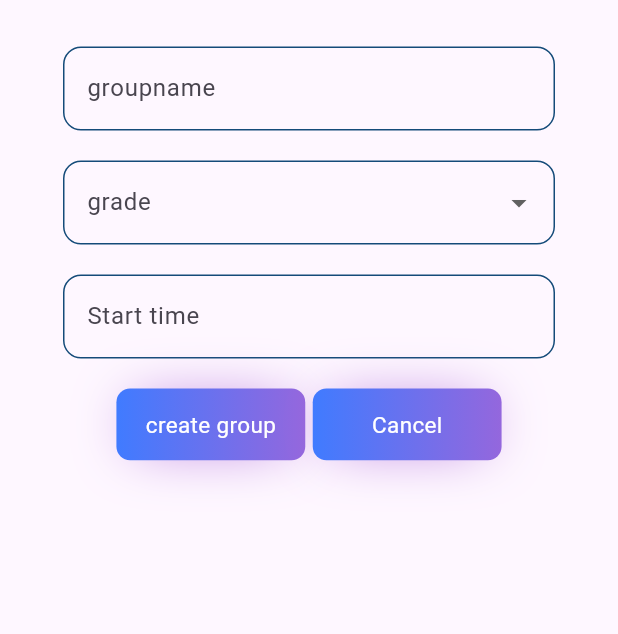
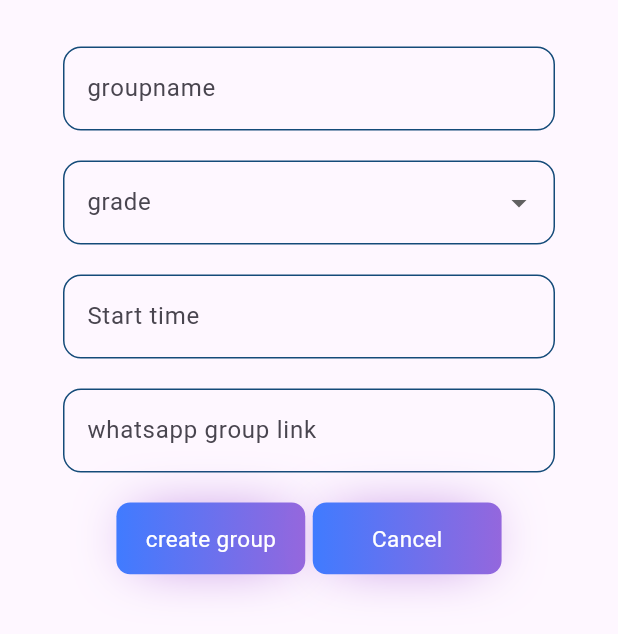
Before and after one commit to Abdallahmusa310/dailymath, a Flutter app: the AddGroupForm widget shown alone on an empty page, opened directly with empty values, on a phone screen of 412 x 824 dp. Shown: the top 634 px of the screen. Run offline on Flutter 3.47's test engine with Material 3 defaults, Android fonts, the phone set to English and light mode, and no system bars; our stand-ins replace animated_splash_screen, bloc, curved_navigation_bar, flutter_bloc, flutter_screenutil, flutter_slidable and 4 more; accounts and stored records are empty.

Commit message:
"Fixed some issues related to Android development" "Corrected some errors in the Group Model"

```diff
--- a/lib/models/group_model.dart
+++ b/lib/models/group_model.dart
@@ -25,15 +25,18 @@ class GroupModel extends HiveObject {
   int? id;
 
   // Add this field to store the auto-generated group ID.
+  @HiveField(7)
+  String? grouplink;
 
-  GroupModel({
-    this.groupname,
+  GroupModel(
+      {this.groupname,
       this.groupgrade,
       this.grouptime,
       this.studentname,
       this.parentphone,
       this.day,
       this.id,
+      this.grouplink
       // Include the groupid in the constructor.
       });
 }
--- a/lib/screens/groups_screen/widgets/add_group_form.dart
+++ b/lib/screens/groups_screen/widgets/add_group_form.dart
@@ -16,7 +16,7 @@ class AddGroupForm extends StatefulWidget {
 class _AddGroupFormState extends State<AddGroupForm> {
   AutovalidateMode autovalidateMode = AutovalidateMode.disabled;
   final GlobalKey<FormState> formKey = GlobalKey();
-  String? name, grade, time;
+  String? name, grade, time, grouplink;
   @override
   Widget build(BuildContext context) {
     return BlocBuilder<GroupCubit, GroupState>(
@@ -58,6 +58,15 @@ class _AddGroupFormState extends State<AddGroupForm> {
                     const SizedBox(
                       height: 20,
                     ),
+                    CoustmTextfield(
+                      hinttext: 'whatsapp group link',
+                      onsave: (value) {
+                        grouplink = value;
+                      },
+                    ),
+                    const SizedBox(
+                      height: 20,
+                    ),
                     Row(
                       crossAxisAlignment: CrossAxisAlignment.center,
                       mainAxisAlignment: MainAxisAlignment.center,
@@ -72,7 +81,8 @@ class _AddGroupFormState extends State<AddGroupForm> {
                                   groupname: name!,
                                   groupgrade: grade!,
                                   grouptime: time!,
-                                  day: widget.day);
+                                  day: widget.day,
+                                  grouplink: grouplink!);
                               BlocProvider.of<GroupCubit>(context)
                                   .addGroup(groupmodel);
                             } else {
--- a/lib/screens/groups_screen/widgets/group_card.dart
+++ b/lib/screens/groups_screen/widgets/group_card.dart
@@ -8,6 +8,8 @@ import 'package:flutter/cupertino.dart';
 import 'package:flutter/material.dart';
 import 'package:flutter_bloc/flutter_bloc.dart';
 import 'package:flutter_slidable/flutter_slidable.dart';
+import 'package:font_awesome_flutter/font_awesome_flutter.dart';
+import 'package:url_launcher/url_launcher.dart';
 
 class GroupCard extends StatelessWidget {
   const GroupCard({
@@ -22,6 +24,7 @@ class GroupCard extends StatelessWidget {
 
   @override
   Widget build(BuildContext context) {
+    final Uri whatsapp = Uri.parse(group.grouplink!);
     return Slidable(
       startActionPane: ActionPane(motion: const StretchMotion(), children: [
         SlidableAction(
@@ -91,6 +94,23 @@ class GroupCard extends StatelessWidget {
                         textcolor: Colors.black,
                         textsize: 16,
                       ),
+                      Row(
+                        children: [
+                          const CoustmText(
+                            text: 'whatsapp group : ',
+                            textcolor: Colors.black,
+                            textsize: 16,
+                          ),
+                          InkWell(
+                              onTap: () async {
+                                await launchUrl(whatsapp);
+                              },
+                              child: const FaIcon(
+                                FontAwesomeIcons.whatsapp,
+                                color: Colors.green,
+                              )),
+                        ],
+                      ),
                     ],
                   ),
                   trailing: Padding(
--- a/lib/widgets/coustms_widgets/coustm_text.dart
+++ b/lib/widgets/coustms_widgets/coustm_text.dart
@@ -17,6 +17,7 @@ class CoustmText extends StatelessWidget {
     return Text(
       text,
       style: TextStyle(
+        overflow: TextOverflow.ellipsis,
         color: textcolor,
         fontSize: textsize,
         decoration: decoration,
```
Also changed, not shown: lib/models/group_model.g.dart, 223 other files. Lines whose indentation alone changed are shown as unchanged.
